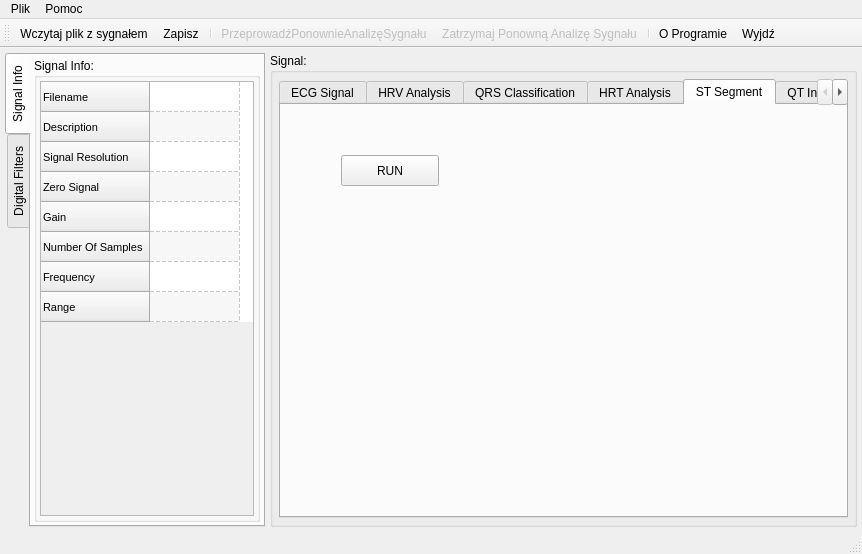
Qt form ecganalyzer.ui (mateuszbaran/ECG-analyzer) before a commit.
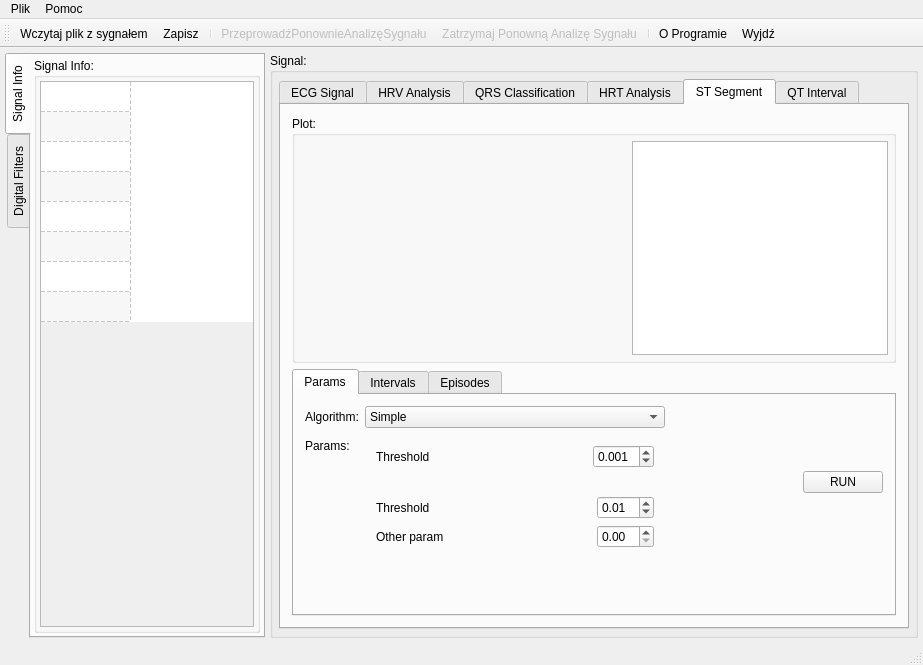
The same form after that commit. The open tabs and pages were chosen to show the change. Icons and pictures are not drawn. Custom widgets are drawn as their Qt base class.

Commit message: Working version od ST analysis

Diff of the .ui file:
```diff
--- a/ecganalyzer.ui
+++ b/ecganalyzer.ui
@@ -6,8 +6,8 @@
    <rect>
     <x>0</x>
     <y>0</y>
-    <width>862</width>
-    <height>554</height>
+    <width>923</width>
+    <height>665</height>
    </rect>
   </property>
   <property name="windowTitle">
@@ -188,7 +188,7 @@
                     <bool>false</bool>
                    </attribute>
                    <attribute name="verticalHeaderVisible">
-                    <bool>true</bool>
+                    <bool>false</bool>
                    </attribute>
                    <attribute name="verticalHeaderCascadingSectionResizes">
                     <bool>false</bool>
@@ -1203,19 +1203,322 @@
           <attribute name="title">
            <string>ST Segment</string>
           </attribute>
-          <widget class="QPushButton" name="run_st_analysis_button">
-           <property name="geometry">
-            <rect>
-             <x>60</x>
-             <y>50</y>
-             <width>98</width>
-             <height>31</height>
-            </rect>
-           </property>
-           <property name="text">
-            <string>RUN</string>
-           </property>
-          </widget>
+          <layout class="QGridLayout" name="gridLayout">
+           <item row="0" column="0">
+            <layout class="QVBoxLayout" name="verticalLayout_15">
+             <property name="sizeConstraint">
+              <enum>QLayout::SetMaximumSize</enum>
+             </property>
+             <item>
+              <widget class="QGroupBox" name="st_plot_group">
+               <property name="sizePolicy">
+                <sizepolicy hsizetype="Preferred" vsizetype="Preferred">
+                 <horstretch>0</horstretch>
+                 <verstretch>0</verstretch>
+                </sizepolicy>
+               </property>
+               <property name="title">
+                <string>Plot:</string>
+               </property>
+               <layout class="QGridLayout" name="gridLayout_7">
+                <property name="margin">
+                 <number>5</number>
+                </property>
+                <item row="0" column="0">
+                 <widget class="StPlot" name="st_plot" native="true">
+                  <property name="sizePolicy">
+                   <sizepolicy hsizetype="Expanding" vsizetype="Expanding">
+                    <horstretch>0</horstretch>
+                    <verstretch>0</verstretch>
+                   </sizepolicy>
+                  </property>
+                  <property name="baseSize">
+                   <size>
+                    <width>0</width>
+                    <height>0</height>
+                   </size>
+                  </property>
+                 </widget>
+                </item>
+                <item row="0" column="1">
+                 <widget class="QTableWidget" name="st_plot_info">
+                  <property name="sizePolicy">
+                   <sizepolicy hsizetype="Preferred" vsizetype="Expanding">
+                    <horstretch>0</horstretch>
+                    <verstretch>0</verstretch>
+                   </sizepolicy>
+                  </property>
+                  <property name="minimumSize">
+                   <size>
+                    <width>60</width>
+                    <height>0</height>
+                   </size>
+                  </property>
+                  <property name="baseSize">
+                   <size>
+                    <width>60</width>
+                    <height>0</height>
+                   </size>
+                  </property>
+                  <property name="columnCount">
+                   <number>1</number>
+                  </property>
+                  <attribute name="horizontalHeaderVisible">
+                   <bool>false</bool>
+                  </attribute>
+                  <column/>
+                 </widget>
+                </item>
+               </layout>
+              </widget>
+             </item>
+             <item>
+              <widget class="QTabWidget" name="st_tabs">
+               <property name="sizePolicy">
+                <sizepolicy hsizetype="Preferred" vsizetype="Expanding">
+                 <horstretch>0</horstretch>
+                 <verstretch>0</verstretch>
+                </sizepolicy>
+               </property>
+               <property name="currentIndex">
+                <number>0</number>
+               </property>
+               <widget class="QWidget" name="st_params_tab">
+                <attribute name="title">
+                 <string>Params</string>
+                </attribute>
+                <layout class="QGridLayout" name="gridLayout_2">
+                 <item row="1" column="0">
+                  <spacer name="verticalSpacer_2">
+                   <property name="orientation">
+                    <enum>Qt::Vertical</enum>
+                   </property>
+                   <property name="sizeHint" stdset="0">
+                    <size>
+                     <width>20</width>
+                     <height>40</height>
+                    </size>
+                   </property>
+                  </spacer>
+                 </item>
+                 <item row="0" column="0">
+                  <layout class="QFormLayout" name="formLayout">
+                   <item row="0" column="0">
+                    <widget class="QLabel" name="st_select_algorithm_label">
+                     <property name="text">
+                      <string>Algorithm:</string>
+                     </property>
+                    </widget>
+                   </item>
+                   <item row="0" column="1">
+                    <widget class="QComboBox" name="st_select_algorithm">
+                     <property name="minimumSize">
+                      <size>
+                       <width>300</width>
+                       <height>0</height>
+                      </size>
+                     </property>
+                     <item>
+                      <property name="text">
+                       <string>Simple</string>
+                      </property>
+                     </item>
+                     <item>
+                      <property name="text">
+                       <string>Complex</string>
+                      </property>
+                     </item>
+                    </widget>
+                   </item>
+                   <item row="1" column="0">
+                    <widget class="QLabel" name="label_2">
+                     <property name="text">
+                      <string>Params:</string>
+                     </property>
+                    </widget>
+                   </item>
+                   <item row="1" column="1">
+                    <layout class="QVBoxLayout" name="st_params_switch">
+                     <item>
+                      <widget class="QWidget" name="st_simple_params_box" native="true">
+                       <layout class="QGridLayout" name="gridLayout_5">
+                        <item row="0" column="0">
+                         <widget class="QLabel" name="st_simple_thresh_label">
+                          <property name="enabled">
+                           <bool>true</bool>
+                          </property>
+                          <property name="text">
+                           <string>Threshold</string>
+                          </property>
+                         </widget>
+                        </item>
+                        <item row="0" column="2">
+                         <widget class="QDoubleSpinBox" name="st_simple_thresh">
+                          <property name="decimals">
+                           <number>3</number>
+                          </property>
+                          <property name="minimum">
+                           <double>-1.000000000000000</double>
+                          </property>
+                          <property name="maximum">
+                           <double>1.000000000000000</double>
+                          </property>
+                          <property name="singleStep">
+                           <double>0.001000000000000</double>
+                          </property>
+                          <property name="value">
+                           <double>0.001000000000000</double>
+                          </property>
+                         </widget>
+                        </item>
+                        <item row="0" column="1">
+                         <spacer name="horizontalSpacer_4">
+                          <property name="orientation">
+                           <enum>Qt::Horizontal</enum>
+                          </property>
+                          <property name="sizeHint" stdset="0">
+                           <size>
+                            <width>40</width>
+                            <height>20</height>
+                           </size>
+                          </property>
+                         </spacer>
+                        </item>
+                       </layout>
+                      </widget>
+                     </item>
+                     <item>
+                      <widget class="QWidget" name="st_complex_params_box" native="true">
+                       <property name="visible">
+                        <bool>false</bool>
+                       </property>
+                       <layout class="QGridLayout" name="gridLayout_6">
+                        <item row="0" column="0">
+                         <widget class="QLabel" name="st_complex_thresh_label">
+                          <property name="text">
+                           <string>Threshold</string>
+                          </property>
+                         </widget>
+                        </item>
+                        <item row="0" column="2">
+                         <widget class="QDoubleSpinBox" name="st_complex_thresh">
+                          <property name="minimum">
+                           <double>-1.000000000000000</double>
+                          </property>
+                          <property name="maximum">
+                           <double>1.000000000000000</double>
+                          </property>
+                          <property name="singleStep">
+                           <double>0.001000000000000</double>
+                          </property>
+                          <property name="value">
+                           <double>0.010000000000000</double>
+                          </property>
+                         </widget>
+                        </item>
+                        <item row="0" column="1">
+                         <spacer name="horizontalSpacer_5">
+                          <property name="orientation">
+                           <enum>Qt::Horizontal</enum>
+                          </property>
+                          <property name="sizeHint" stdset="0">
+                           <size>
+                            <width>40</width>
+                            <height>20</height>
+                           </size>
+                          </property>
+                         </spacer>
+                        </item>
+                        <item row="1" column="0">
+                         <widget class="QLabel" name="st_complex_other_label">
+                          <property name="text">
+                           <string>Other param</string>
+                          </property>
+                         </widget>
+                        </item>
+                        <item row="1" column="2">
+                         <widget class="QDoubleSpinBox" name="st_complex_other"/>
+                        </item>
+                       </layout>
+                      </widget>
+                     </item>
+                    </layout>
+                   </item>
+                  </layout>
+                 </item>
+                 <item row="0" column="1">
+                  <spacer name="horizontalSpacer_3">
+                   <property name="orientation">
+                    <enum>Qt::Horizontal</enum>
+                   </property>
+                   <property name="sizeHint" stdset="0">
+                    <size>
+                     <width>40</width>
+                     <height>20</height>
+                    </size>
+                   </property>
+                  </spacer>
+                 </item>
+                 <item row="0" column="2">
+                  <widget class="QPushButton" name="run_st_analysis_button">
+                   <property name="visible">
+                    <bool>false</bool>
+                   </property>
+                   <property name="text">
+                    <string>RUN</string>
+                   </property>
+                  </widget>
+                 </item>
+                </layout>
+               </widget>
+               <widget class="QWidget" name="st_intervals_tab">
+                <attribute name="title">
+                 <string>Intervals</string>
+                </attribute>
+                <layout class="QGridLayout" name="gridLayout_3">
+                 <item row="0" column="0">
+                  <widget class="QTableWidget" name="st_intervals_table">
+                   <property name="enabled">
+                    <bool>true</bool>
+                   </property>
+                   <property name="editTriggers">
+                    <set>QAbstractItemView::NoEditTriggers</set>
+                   </property>
+                   <property name="selectionMode">
+                    <enum>QAbstractItemView::SingleSelection</enum>
+                   </property>
+                   <property name="selectionBehavior">
+                    <enum>QAbstractItemView::SelectRows</enum>
+                   </property>
+                  </widget>
+                 </item>
+                </layout>
+               </widget>
+               <widget class="QWidget" name="st_episodes_tab">
+                <attribute name="title">
+                 <string>Episodes</string>
+                </attribute>
+                <layout class="QGridLayout" name="gridLayout_4">
+                 <item row="0" column="0">
+                  <widget class="QTableWidget" name="st_episodes_table">
+                   <property name="editTriggers">
+                    <set>QAbstractItemView::NoEditTriggers</set>
+                   </property>
+                   <property name="selectionMode">
+                    <enum>QAbstractItemView::SingleSelection</enum>
+                   </property>
+                   <property name="selectionBehavior">
+                    <enum>QAbstractItemView::SelectRows</enum>
+                   </property>
+                  </widget>
+                 </item>
+                </layout>
+               </widget>
+              </widget>
+             </item>
+            </layout>
+           </item>
+          </layout>
          </widget>
          <widget class="QWidget" name="tabQTInterval">
           <attribute name="title">
@@ -1234,7 +1537,7 @@
     <rect>
      <x>0</x>
      <y>0</y>
-     <width>862</width>
+     <width>923</width>
      <height>27</height>
     </rect>
    </property>
@@ -1373,6 +1676,11 @@
    <header>../plots/ecg2ch.h</header>
    <container>1</container>
   </customwidget>
+  <customwidget>
+   <class>StPlot</class>
+   <extends>QWidget</extends>
+   <header>stplot.h</header>
+  </customwidget>
  </customwidgets>
  <resources>
   <include location="ecganalyzer.qrc"/>
```
Left out of the diff: 8 changed lines with no effect on the pictures. The commit also changes 11 other files.
